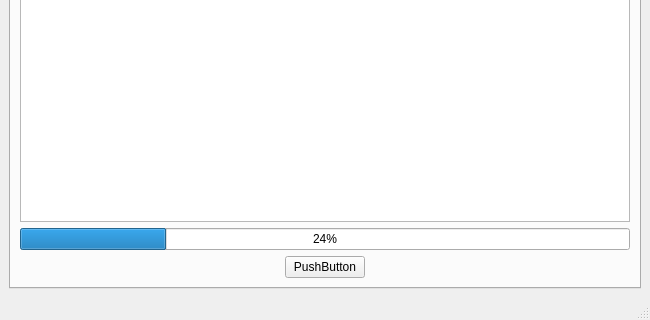
Before: the Qt Designer form tools/texture-compressor/texcompr-gui/forms/mainwindow.ui in maisvendoo/RRS, drawn with Qt 5; both pictures show x 0 to 650 and y 158 to 478 of the 650 by 478 pixel window.
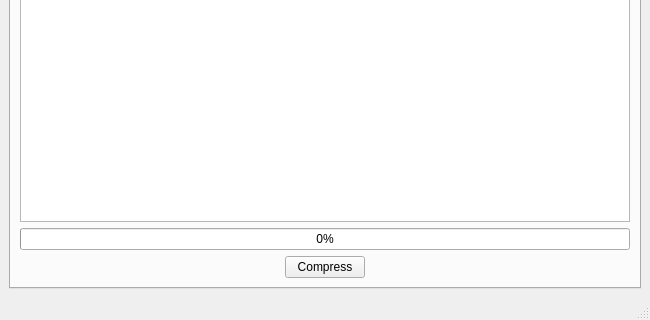
After: the same form once the commit is applied.

Commit message: Многопоточная конвертация текстур моделей в заданной дериктории

What changed in the file:
```diff
--- a/tools/texture-compressor/texcompr-gui/forms/mainwindow.ui
+++ b/tools/texture-compressor/texcompr-gui/forms/mainwindow.ui
@@ -306,7 +306,10 @@
             <item>
              <widget class="QProgressBar" name="prbCompression">
               <property name="value">
-               <number>24</number>
+               <number>0</number>
+              </property>
+              <property name="alignment">
+               <set>Qt::AlignCenter</set>
               </property>
               <property name="textVisible">
                <bool>true</bool>
@@ -334,7 +337,7 @@
               <item>
                <widget class="QPushButton" name="pbCompressDir">
                 <property name="text">
-                 <string>PushButton</string>
+                 <string>Compress</string>
                 </property>
                </widget>
               </item>
```
Left out of the diff: 2 changed lines with no effect on the pictures. The commit also changes 2 other files.
